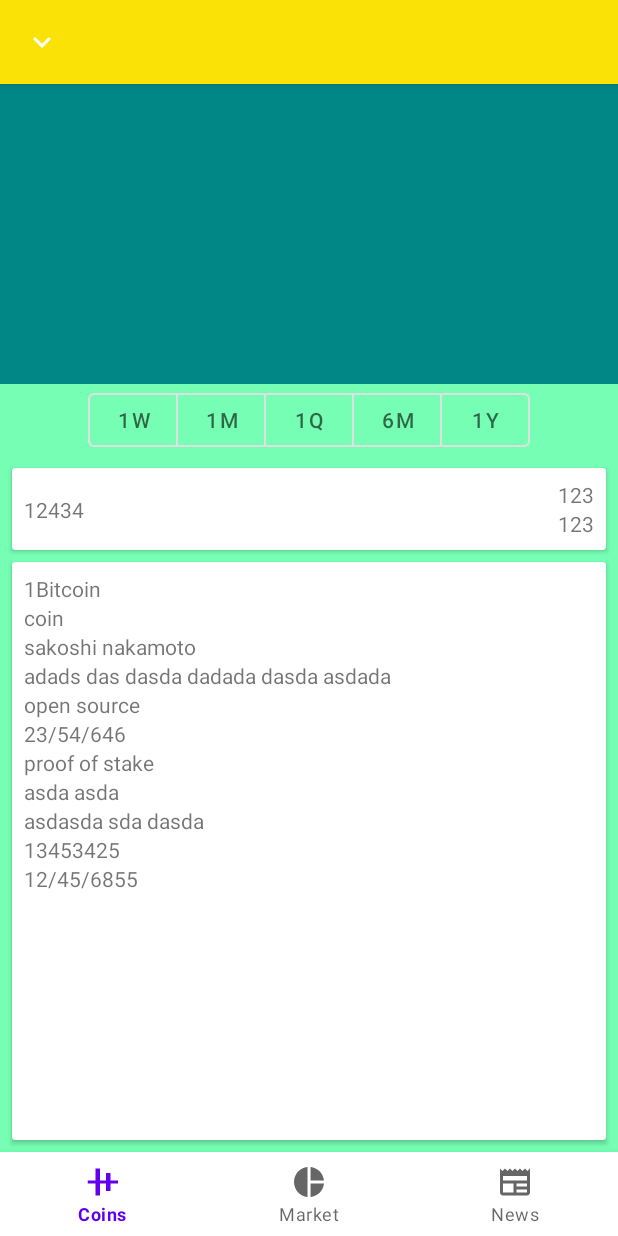
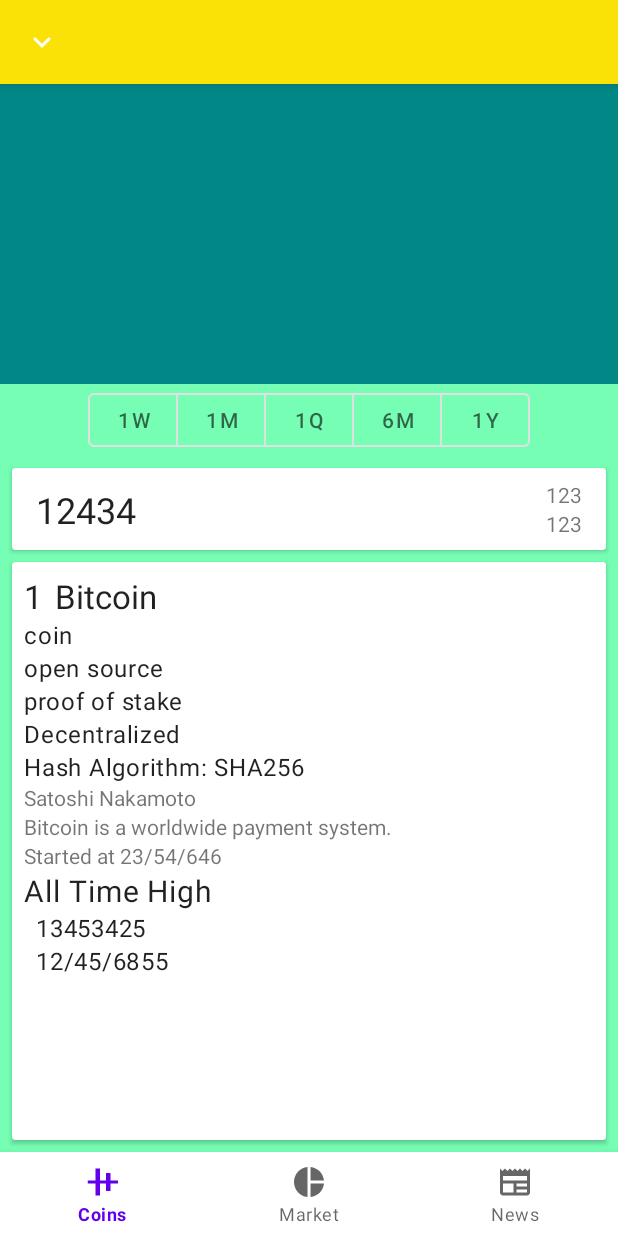
Before and after one commit to edcres/crypto-market, an Android app: the screen it shows after launch (MainActivity), after a tap on "BTC", on a phone screen of 412 x 824 dp. Run offline under Robolectric (Android 15) with nearby library versions, the phone set to English and light mode, and no system bars; our stand-ins replace data binding; 3 statements that could not run were skipped.

Commit message:
Added text syle plus more.

```diff
--- a/app/src/main/java/com/example/cryptomarket/ui/MainActivity.kt
+++ b/app/src/main/java/com/example/cryptomarket/ui/MainActivity.kt
@@ -12,8 +12,12 @@
  * - UI
  *      - display numbers in an appropriate way (45.0 -> 45) (0.3242432423 -> 0.13)
  *          - coins
- *              - sheet collapsed
  *              - sheet expanded
+ *                  - padding margin
+ *                  - text style
+ *                  - separators
+ *                  - If no data available say no data available.
+ *                  - string resources, tools:
  *      - display coin texts in a better way
  *          - with their label
  *          - use string resources
--- a/app/src/main/java/com/example/cryptomarket/ui/coins/CoinsListFragment.kt
+++ b/app/src/main/java/com/example/cryptomarket/ui/coins/CoinsListFragment.kt
@@ -135,7 +135,7 @@
             totalSupplyTxt.text = displayLong(ticker.totalSupply)
             percentChange7dTxt.text = ticker.quotes.usd.percentChange7d.toString()
 
-            tickerPriceTxt.text = ticker.quotes.usd.price.toString()
+            tickerPriceTxt.text = presentPriceFormatUSD("", ticker.quotes.usd.price)
             percentChangeATxt.text = percentChange1w
             percentChangeBTxt.text = percentChange1m
 
@@ -176,6 +176,7 @@
         vm.getCoinData(coinID).observe(viewLifecycleOwner) {
             binding?.apply {
                 rankTxt.text = it.rank.toString()
+                coinName2Txt.text = it.name
                 typeTxt.text = it.type ?: ""
                 teamTxt.text = displayTeam(it.team)
                 descriptionTxt.text = it.description ?: ""
--- a/app/src/main/java/com/example/cryptomarket/utils/Helpers.kt
+++ b/app/src/main/java/com/example/cryptomarket/utils/Helpers.kt
@@ -8,9 +8,7 @@
 
 const val GLOBAL_TAG = "Global__TAG"
 
-enum class FragChosen {
-    MARKET, COINS, NEWS
-}
+enum class FragChosen { MARKET, COINS, NEWS }
 
 // 'abbre' means abbreviation
 // todo: play around with the intervals (test how it looks with the data)
@@ -66,13 +64,9 @@
 
 fun displayStartedAt(startDate: String?) = if (startDate != null) "Started at $startDate" else ""
 
-fun displayATHPrice(athPrice: Double?) = if (athPrice != null) {
-    "ATH $${athPrice}"
-} else ""
+fun displayATHPrice(athPrice: Double?) = if (athPrice != null) "ATH $${athPrice}" else ""
 
-fun displayATHDate(athDate: String?) = if (athDate != null) {
-    "ATH $${athDate}"
-} else ""
+fun displayATHDate(athDate: String?) = if (athDate != null) "ATH $${athDate}" else ""
 
 fun removeTrailing2Zeros(num: String): String {
     return if (num.contains('.')) {
--- a/app/src/main/res/layout/fragment_coins_list.xml
+++ b/app/src/main/res/layout/fragment_coins_list.xml
@@ -205,12 +205,16 @@
                         <androidx.constraintlayout.widget.ConstraintLayout
                             android:layout_width="match_parent"
                             android:layout_height="wrap_content"
-                            android:padding="8dp">
+                            android:paddingStart="16dp"
+                            android:paddingEnd="16dp"
+                            android:paddingTop="8dp"
+                            android:paddingBottom="8dp">
 
                             <TextView
                                 android:id="@+id/ticker_price_txt"
                                 android:layout_width="wrap_content"
                                 android:layout_height="wrap_content"
+                                style="@style/TextAppearance.Material3.HeadlineSmall"
                                 android:text="12434"
                                 app:layout_constraintBottom_toBottomOf="parent"
                                 app:layout_constraintStart_toStartOf="parent"
@@ -267,12 +271,15 @@
                                         android:id="@+id/rank_txt"
                                         android:layout_width="wrap_content"
                                         android:layout_height="wrap_content"
+                                        style="@style/TextAppearance.Material3.TitleLarge"
                                         android:text="1" />
 
                                     <TextView
                                         android:id="@+id/coin_name_2_txt"
                                         android:layout_width="wrap_content"
                                         android:layout_height="wrap_content"
+                                        android:layout_marginStart="8dp"
+                                        style="@style/TextAppearance.Material3.TitleLarge"
                                         android:text="Bitcoin"/>
 
                                 </LinearLayout>
@@ -281,60 +288,81 @@
                                     android:id="@+id/type_txt"
                                     android:layout_width="wrap_content"
                                     android:layout_height="wrap_content"
+                                    style="@style/TextAppearance.Material3.BodyLarge"
                                     android:text="coin" />
-
-                                <TextView
-                                    android:id="@+id/team_txt"
-                                    android:layout_width="wrap_content"
-                                    android:layout_height="wrap_content"
-                                    android:text="sakoshi nakamoto" />
-
-                                <TextView
-                                    android:id="@+id/description_txt"
-                                    android:layout_width="wrap_content"
-                                    android:layout_height="wrap_content"
-                                    android:text="adads das dasda dadada dasda asdada" />
 
                                 <TextView
                                     android:id="@+id/open_source_txt"
                                     android:layout_width="wrap_content"
                                     android:layout_height="wrap_content"
+                                    style="@style/TextAppearance.Material3.BodyLarge"
                                     android:text="open source" />
-
-                                <TextView
-                                    android:id="@+id/started_at_txt"
-                                    android:layout_width="wrap_content"
-                                    android:layout_height="wrap_content"
-                                    android:text="23/54/646" />
 
                                 <TextView
                                     android:id="@+id/proof_Type_txt"
                                     android:layout_width="wrap_content"
                                     android:layout_height="wrap_content"
+                                    style="@style/TextAppearance.Material3.BodyLarge"
                                     android:text="proof of stake" />
 
                                 <TextView
                                     android:id="@+id/org_structure_txt"
                                     android:layout_width="wrap_content"
                                     android:layout_height="wrap_content"
-                                    android:text="asda asda" />
+                                    style="@style/TextAppearance.Material3.BodyLarge"
+                                    android:text="Decentralized" />
 
                                 <TextView
                                     android:id="@+id/hash_algorithm_txt"
                                     android:layout_width="wrap_content"
                                     android:layout_height="wrap_content"
-                                    android:text="asdasda sda dasda" />
+                                    style="@style/TextAppearance.Material3.BodyLarge"
+                                    android:text="Hash Algorithm: SHA256" />
+
+                                <!-- todo: separator here-->
+
+                                <TextView
+                                    android:id="@+id/team_txt"
+                                    android:layout_width="wrap_content"
+                                    android:layout_height="wrap_content"
+                                    android:text="Satoshi Nakamoto" />
+
+                                <TextView
+                                    android:id="@+id/description_txt"
+                                    android:layout_width="wrap_content"
+                                    android:layout_height="wrap_content"
+                                    android:text="Bitcoin is a worldwide payment system." />
+
+                                <TextView
+                                    android:id="@+id/started_at_txt"
+                                    android:layout_width="wrap_content"
+                                    android:layout_height="wrap_content"
+                                    android:text="Started at 23/54/646" />
+
+<!--                                todo: separator here-->
+
+                                <TextView
+                                    android:id="@+id/ath_label_txt"
+                                    android:layout_width="wrap_content"
+                                    android:layout_height="wrap_content"
+                                    style="@style/TextAppearance.Material3.BodyLarge"
+                                    android:textSize="20sp"
+                                    android:text="All Time High" />
 
                                 <TextView
                                     android:id="@+id/ath_price_txt"
                                     android:layout_width="wrap_content"
                                     android:layout_height="wrap_content"
+                                    android:layout_marginStart="8dp"
+                                    style="@style/TextAppearance.Material3.BodyLarge"
                                     android:text="13453425" />
 
                                 <TextView
                                     android:id="@+id/ath_date_txt"
                                     android:layout_width="wrap_content"
                                     android:layout_height="wrap_content"
+                                    android:layout_marginStart="8dp"
+                                    style="@style/TextAppearance.Material3.BodyLarge"
                                     android:text="12/45/6855" />
 
                             </LinearLayout>
```
